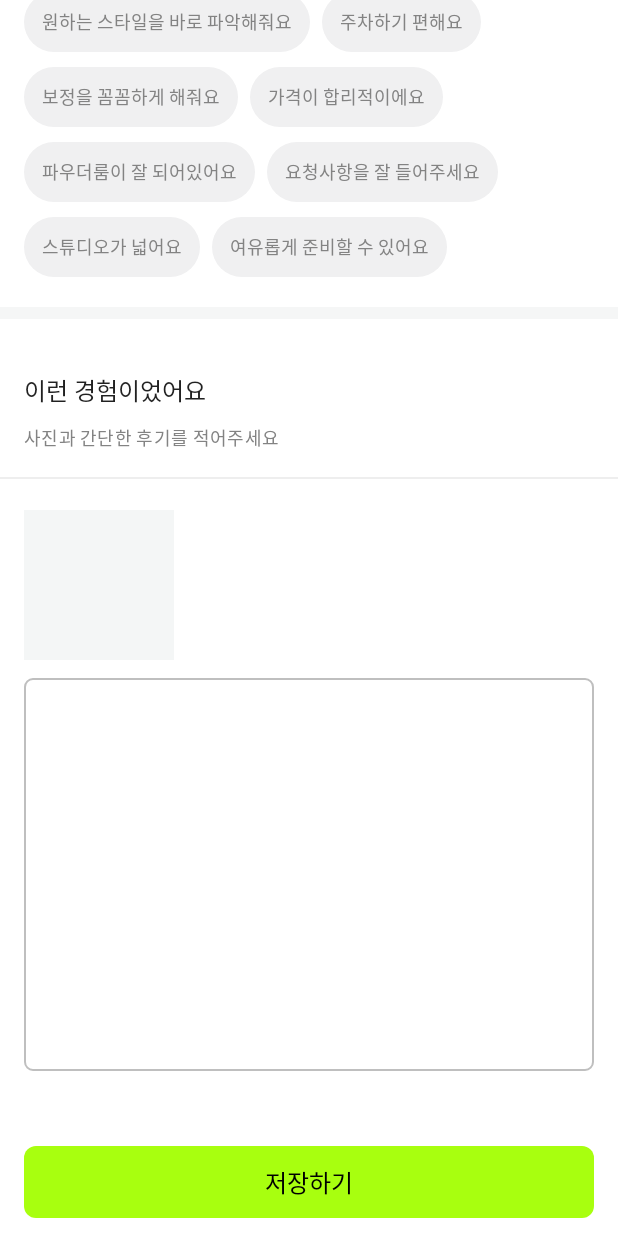
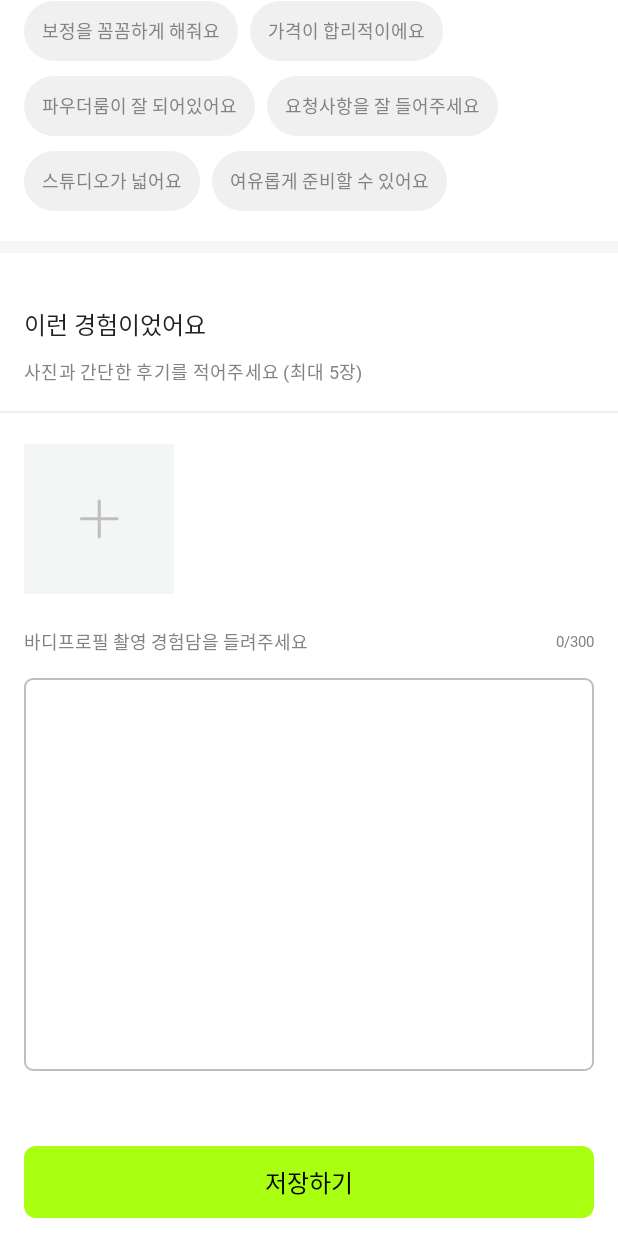
Before and after one commit to dnd-side-project/dnd-8th-3-android, an Android app built with Jetpack Compose: the WritingReviewActivity screen opened directly, with no data from a screen before it, on a phone screen of 412 x 824 dp. Run offline under Robolectric (Android 15) with nearby library versions, the phone set to English and light mode, and no system bars; our stand-ins replace Dagger/Hilt's generated code, accompanist; Roboto replaces fonts that are not available here.

Commit message:
[D83T-29] 리뷰 작성 페이지 UI 수정

```diff
--- a/presentation/src/main/java/com/d83t/bpm/presentation/ui/writing_review/WritingReviewActivity.kt
+++ b/presentation/src/main/java/com/d83t/bpm/presentation/ui/writing_review/WritingReviewActivity.kt
@@ -21,6 +21,7 @@ import androidx.compose.material.Text
 import androidx.compose.material.TextField
 import androidx.compose.runtime.*
 import androidx.compose.runtime.snapshots.SnapshotStateList
+import androidx.compose.ui.Alignment
 import androidx.compose.ui.Alignment.Companion.BottomStart
 import androidx.compose.ui.Alignment.Companion.Center
 import androidx.compose.ui.Alignment.Companion.CenterVertically
@@ -403,7 +404,7 @@ private fun WritingReviewActivityContent(
 
         Text(
             modifier = Modifier.padding(horizontal = 16.dp),
-            text = "사진과 간단한 후기를 적어주세요",
+            text = "사진과 간단한 후기를 적어주세요 (최대 5장)",
             fontWeight = Medium,
             fontSize = 12.sp,
             letterSpacing = 0.2.sp,
@@ -438,6 +439,32 @@ private fun WritingReviewActivityContent(
                     )
                 }
             }
+        }
+
+        BPMSpacer(height = 20.dp)
+
+        Row(
+            modifier = Modifier
+                .padding(horizontal = 16.dp)
+                .fillMaxWidth(),
+            horizontalArrangement = SpaceBetween,
+            verticalAlignment = Alignment.Bottom
+        ) {
+            Text(
+                text = "바디프로필 촬영 경험담을 들려주세요",
+                fontWeight = Medium,
+                fontSize = 12.sp,
+                letterSpacing = 0.sp,
+                color = GrayColor4
+            )
+
+            Text(
+                text = "0/300",
+                fontWeight = Medium,
+                fontSize = 10.sp,
+                letterSpacing = 0.sp,
+                color = GrayColor4
+            )
         }
 
         BPMSpacer(height = 12.dp)
@@ -517,7 +544,11 @@ private fun ImagePlaceHolder(
                     contentScale = ContentScale.Crop
                 )
             } else {
-                // TODO : Show Icon
+                Image(
+                    modifier = Modifier.align(Center),
+                    painter = painterResource(id = R.drawable.ic_add_image),
+                    contentDescription = "addImage"
+                )
             }
         }
 
--- /dev/null
+++ b/presentation/src/main/res/drawable/ic_add_image.xml
@@ -0,0 +1,10 @@
+<vector xmlns:android="http://schemas.android.com/apk/res/android"
+    android:width="35dp"
+    android:height="35dp"
+    android:viewportWidth="35"
+    android:viewportHeight="35">
+  <path
+      android:pathData="M18.367,5.267C18.367,4.703 17.91,4.246 17.346,4.246C16.782,4.246 16.325,4.703 16.325,5.267L16.325,16.026H5.568C5.004,16.026 4.547,16.483 4.547,17.047C4.547,17.611 5.004,18.068 5.568,18.068H16.325L16.325,28.828C16.325,29.392 16.782,29.849 17.346,29.849C17.91,29.849 18.367,29.392 18.367,28.828V18.068H29.129C29.692,18.068 30.15,17.611 30.15,17.047C30.15,16.483 29.692,16.026 29.129,16.026H18.367V5.267Z"
+      android:fillColor="#BFBFBF"
+      android:fillType="evenOdd"/>
+</vector>
```
